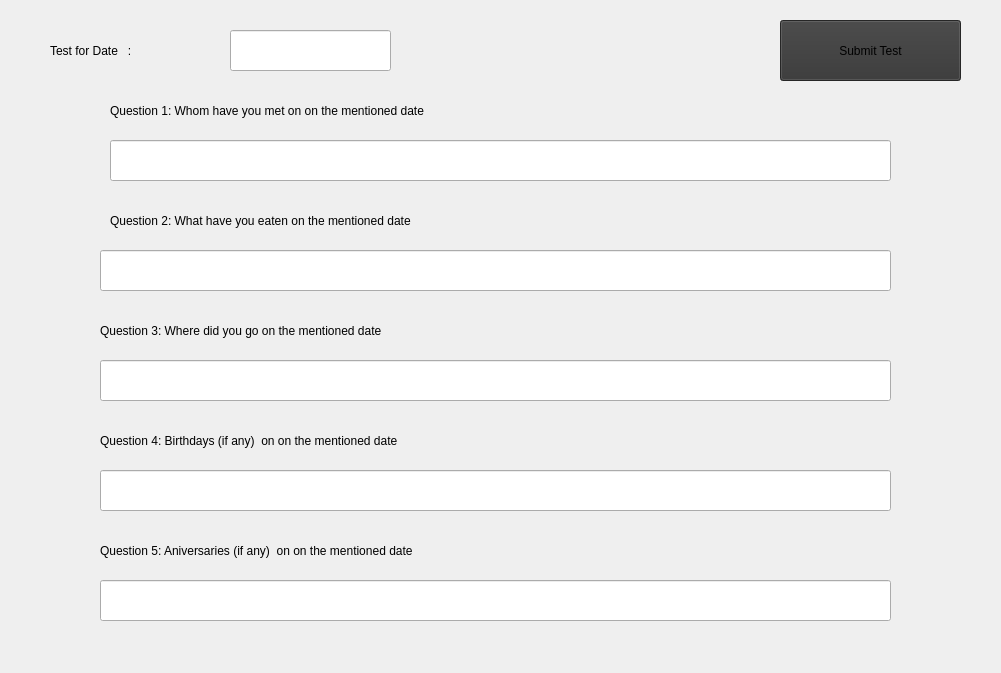
SPal-14/Alzheimer_Detection, file test_interface.ui: the form before one commit.
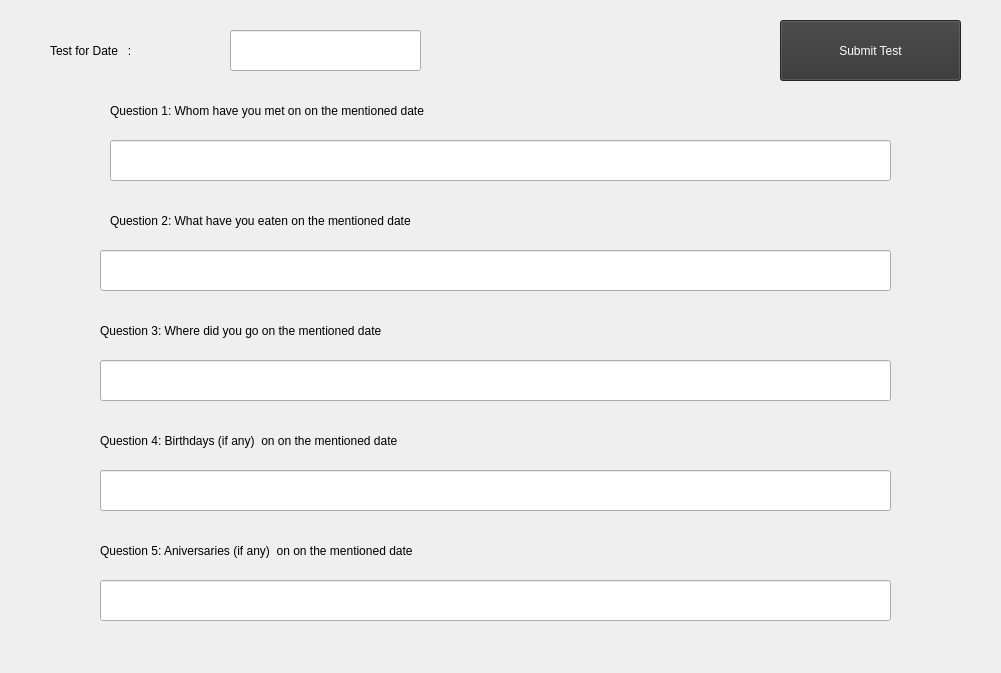
The form after the commit.

What changed in the file:
```diff
--- a/test_interface.ui
+++ b/test_interface.ui
@@ -36,7 +36,7 @@
      <rect>
       <x>230</x>
       <y>30</y>
-      <width>161</width>
+      <width>191</width>
       <height>41</height>
      </rect>
     </property>
@@ -49,7 +49,7 @@
      <rect>
       <x>110</x>
       <y>100</y>
-      <width>521</width>
+      <width>771</width>
       <height>21</height>
      </rect>
     </property>
@@ -75,7 +75,7 @@
      <rect>
       <x>110</x>
       <y>210</y>
-      <width>521</width>
+      <width>781</width>
       <height>21</height>
      </rect>
     </property>
@@ -101,7 +101,7 @@
      <rect>
       <x>100</x>
       <y>320</y>
-      <width>531</width>
+      <width>781</width>
       <height>21</height>
      </rect>
     </property>
@@ -134,7 +134,7 @@
     <property name="styleSheet">
      <string notr="true">font: 16pt &quot;Cantarell&quot;;
 background-color: rgb(53, 53, 53);
-</string>
+color: rgb(255, 255, 255);</string>
     </property>
     <property name="text">
      <string>Submit Test</string>
@@ -145,7 +145,7 @@
      <rect>
       <x>100</x>
       <y>430</y>
-      <width>601</width>
+      <width>791</width>
       <height>21</height>
      </rect>
     </property>
@@ -171,7 +171,7 @@
      <rect>
       <x>100</x>
       <y>540</y>
-      <width>611</width>
+      <width>791</width>
       <height>21</height>
      </rect>
     </property>
```
